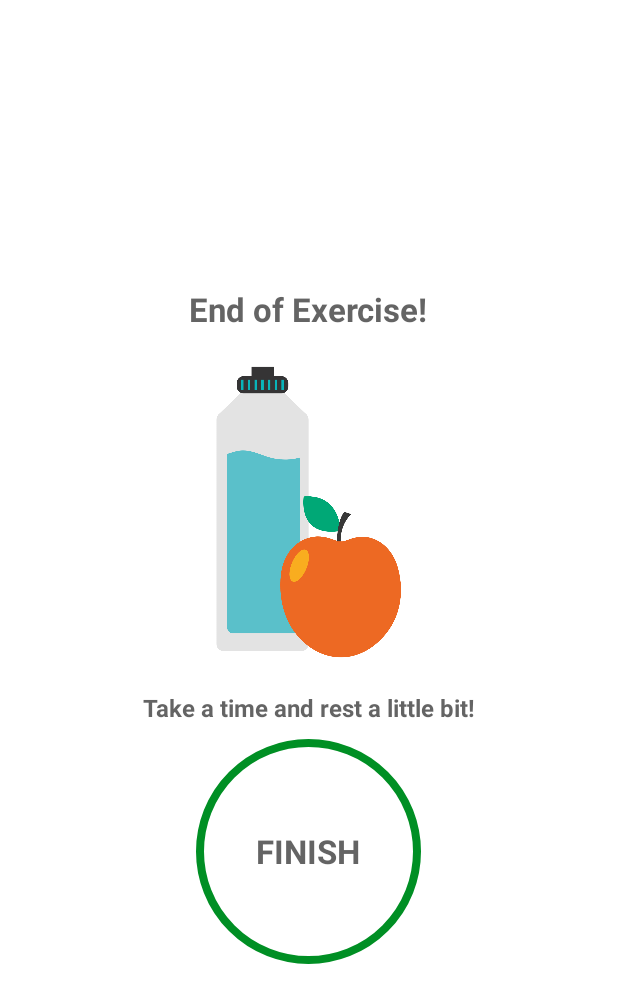
After one commit to bernardosan/WorkoutApp, an Android app: the layout activity_finish.xml on its own in the app's theme, with its tools: preview values and no code run, on a phone screen of 412 x 824 dp. The commit adds this screen. Shown: the top 1003 px of the screen. Run offline under Robolectric (Android 15) with nearby library versions, the phone set to English and light mode, and no system bars.

Commit message:
Workout App - 0.04
- Finish Activity Added

```diff
--- a/app/src/main/AndroidManifest.xml
+++ b/app/src/main/AndroidManifest.xml
@@ -28,6 +28,9 @@
                 <category android:name="android.intent.category.LAUNCHER" />
             </intent-filter>
         </activity>
+        <activity
+            android:name=".FinishActivity"
+            android:exported="true" />
     </application>
 
 </manifest>
--- /dev/null
+++ b/app/src/main/res/layout/activity_finish.xml
@@ -0,0 +1,68 @@
+<?xml version="1.0" encoding="utf-8"?>
+<LinearLayout xmlns:android="http://schemas.android.com/apk/res/android"
+    xmlns:app="http://schemas.android.com/apk/res-auto"
+    xmlns:tools="http://schemas.android.com/tools"
+    android:layout_width="match_parent"
+    android:layout_height="match_parent"
+    android:orientation="vertical"
+    android:gravity="center"
+    tools:context=".MainActivity"
+    android:padding="@dimen/main_screen_main_layout_padding">
+
+    <TextView
+        android:layout_width="wrap_content"
+        android:layout_height="wrap_content"
+        android:text="End of Exercise!"
+        android:textColor="@color/colorPrimary"
+        android:textSize="@dimen/main_screen_startbutton_text_size"
+        app:layout_constraintTop_toTopOf="parent"
+        app:layout_constraintEnd_toEndOf="parent"
+        app:layout_constraintStart_toStartOf="parent"
+        android:textStyle="bold"
+        android:layout_margin="10dp"/>
+
+    <ImageView
+        android:id="@+id/ivFinishImage"
+        android:layout_width="wrap_content"
+        android:layout_height="220dp"
+        app:layout_constraintTop_toBottomOf="@id/ivFinishImage"
+        app:layout_constraintBottom_toTopOf="@+id/flStart"
+        android:contentDescription="@string/title_description"
+        android:src="@drawable/restimage"
+        />
+
+    <TextView
+        android:layout_width="wrap_content"
+        android:layout_height="wrap_content"
+        android:text="Take a time and rest a little bit!"
+        android:textColor="@color/colorPrimary"
+        android:textSize="16dp"
+        app:layout_constraintTop_toTopOf="parent"
+        app:layout_constraintEnd_toEndOf="parent"
+        app:layout_constraintStart_toStartOf="parent"
+        android:textStyle="bold"
+        android:layout_margin="10dp"/>
+
+    <FrameLayout
+        android:id="@+id/flFinish"
+        android:layout_width="150dp"
+        android:layout_height="150dp"
+        android:background="@drawable/item_color_accent_border_ripple_background"
+        app:layout_constraintEnd_toEndOf="parent"
+        app:layout_constraintStart_toStartOf="parent"
+        app:layout_constraintTop_toBottomOf="@+id/ivFinishImage"
+        >
+
+        <TextView
+            android:layout_width="wrap_content"
+            android:layout_height="wrap_content"
+            android:layout_gravity="center"
+            android:text="FINISH"
+            android:textColor="@color/colorPrimary"
+            android:textSize="@dimen/main_screen_startbutton_text_size"
+            android:textStyle="bold" />
+
+
+    </FrameLayout>
+
+</LinearLayout>
--- a/app/src/main/res/values/themes.xml
+++ b/app/src/main/res/values/themes.xml
@@ -2,8 +2,8 @@
     <!-- Base application theme. -->
     <style name="Theme.WorkoutApp" parent="Theme.MaterialComponents.DayNight.NoActionBar">
         <!-- Primary brand color. -->
-        <item name="colorPrimary">@color/purple_500</item>
-        <item name="colorPrimaryVariant">@color/purple_700</item>
+        <item name="colorPrimary">@color/colorAccent</item>
+        <item name="colorPrimaryVariant">@color/colorAccent</item>
         <item name="colorOnPrimary">@color/white</item>
         <!-- Secondary brand color. -->
         <item name="colorSecondary">@color/teal_200</item>
```
Also changed, not shown: app/src/main/java/com/example/workoutapp/Constants.kt (+7 -7 lines), app/src/main/java/com/example/workoutapp/ExerciseActivity.kt (+5 -3 lines), app/src/main/java/com/example/workoutapp/FinishActivity.kt (renamed from app/src/main/java/com/example/workoutapp/MainActivity.kt, +7 -9 lines), app/src/main/res/drawable/restimage.png (added).
